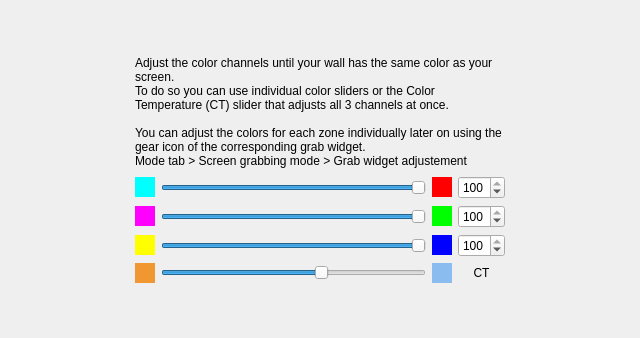
Old version of the form Software/src/wizard/GlobalColorCoefPage.ui in the repository woodenshark/Lightpack.
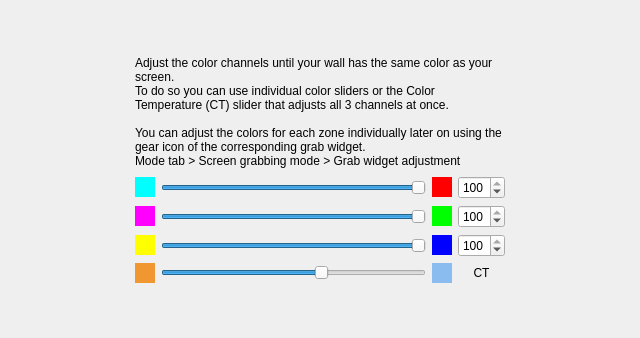
New version of the form. Icons and pictures are not drawn.

Commit message: wizard: global coef page: help text/icon update

```diff
--- a/Software/src/wizard/GlobalColorCoefPage.ui
+++ b/Software/src/wizard/GlobalColorCoefPage.ui
@@ -878,7 +878,7 @@
       <bool>true</bool>
      </property>
      <property name="text">
-      <string>&lt;html&gt;&lt;head/&gt;&lt;body&gt;&lt;p&gt;Adjust the color channels until your wall has the same color as your screen.&lt;br/&gt;To do so you can use individual color sliders or the Color Temperature (CT) slider that adjusts all 3 channels at once.&lt;br/&gt;&lt;/p&gt;&lt;table border=&quot;0&quot; style=&quot; margin-top:0px; margin-bottom:0px; margin-left:0px; margin-right:0px;&quot; cellspacing=&quot;0&quot; cellpadding=&quot;0&quot;&gt;&lt;tr&gt;&lt;td&gt;&lt;p&gt;You can adjust the colors for each zone individually later on using the gear icon of the corresponding grab widget.&lt;br/&gt;Mode tab &gt; Screen grabbing mode &gt; Grab widget adjustement&lt;/p&gt;&lt;/td&gt;&lt;td style=&quot; padding-left:2;&quot;&gt;&lt;p&gt;&lt;img src=&quot;:/buttons/settings_24px.png&quot;/&gt;&lt;/p&gt;&lt;/td&gt;&lt;/tr&gt;&lt;/table&gt;&lt;/body&gt;&lt;/html&gt;</string>
+      <string>&lt;html&gt;&lt;head/&gt;&lt;body&gt;&lt;p&gt;Adjust the color channels until your wall has the same color as your screen.&lt;br/&gt;To do so you can use individual color sliders or the Color Temperature (CT) slider that adjusts all 3 channels at once.&lt;br/&gt;&lt;/p&gt;&lt;table border=&quot;0&quot; style=&quot; margin-top:0px; margin-bottom:0px; margin-left:0px; margin-right:0px;&quot; cellspacing=&quot;0&quot; cellpadding=&quot;0&quot;&gt;&lt;tr&gt;&lt;td&gt;&lt;p&gt;You can adjust the colors for each zone individually later on using the gear icon of the corresponding grab widget.&lt;br/&gt;Mode tab &gt; Screen grabbing mode &gt; Grab widget adjustment&lt;/p&gt;&lt;/td&gt;&lt;td style=&quot; padding-left:2;&quot;&gt;&lt;p&gt;&lt;img src=&quot;:/buttons/settings_24px.png&quot; width=&quot;16&quot;/&gt;&lt;/p&gt;&lt;/td&gt;&lt;/tr&gt;&lt;/table&gt;&lt;/body&gt;&lt;/html&gt;</string>
      </property>
      <property name="wordWrap">
       <bool>true</bool>
```
